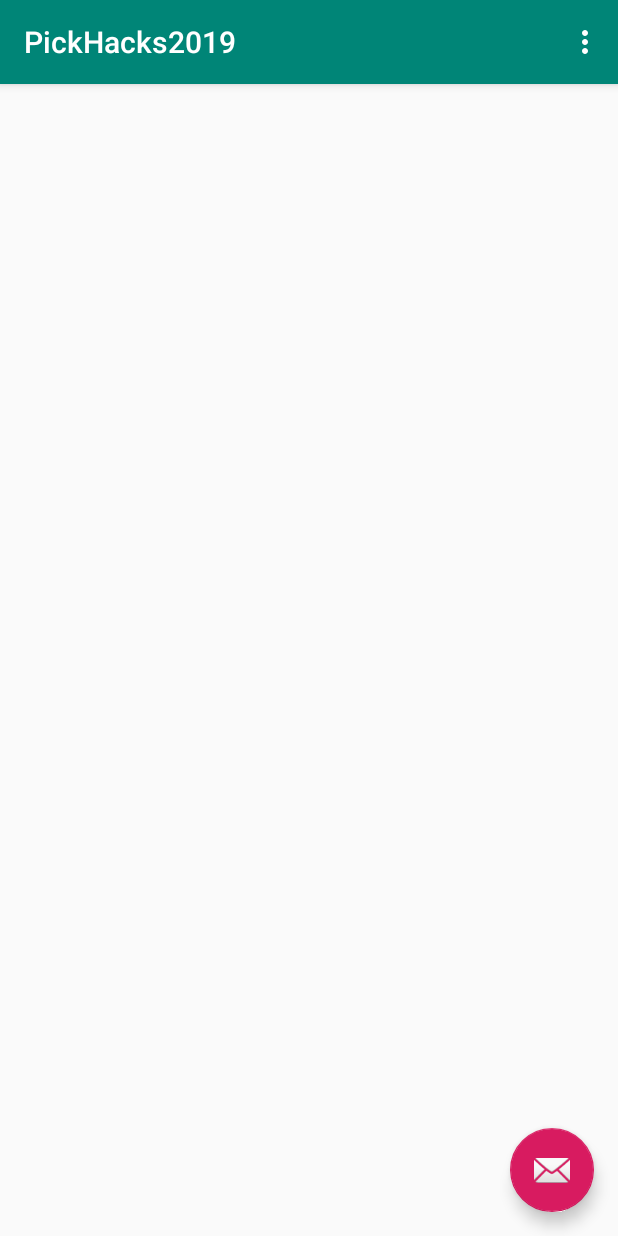
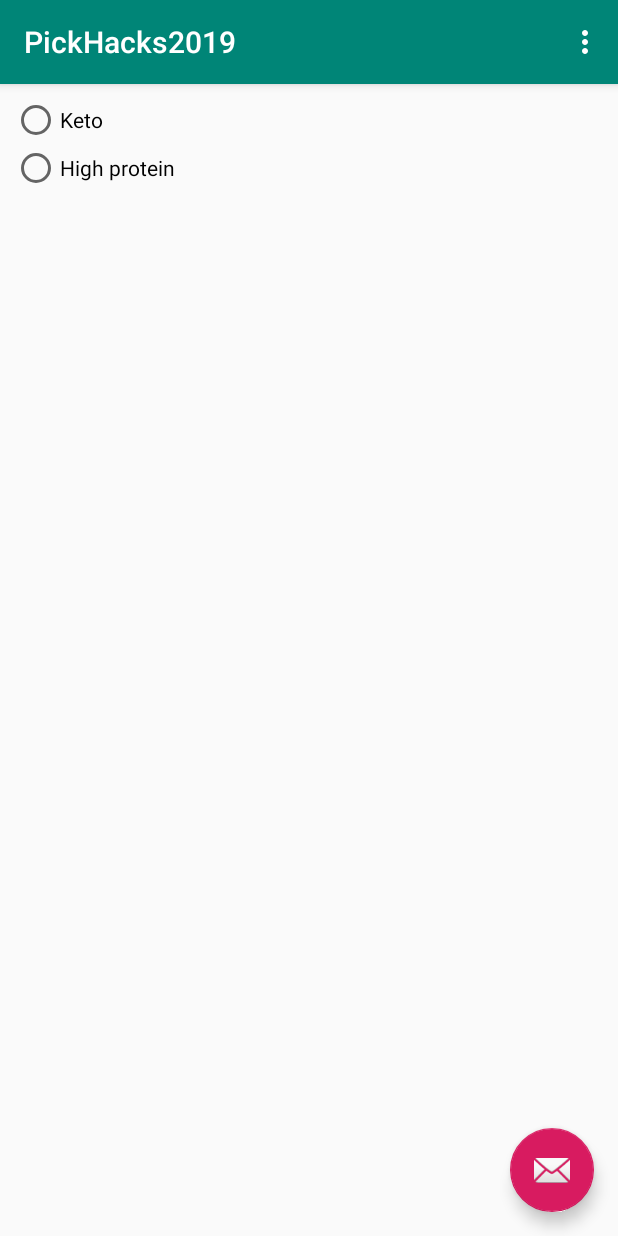
Before and after one commit to JenniferColeman/pickhacks2019, an Android app: the screen it shows after launch (MainActivity), on a phone screen of 412 x 824 dp. Run offline under Robolectric (Android 15) with nearby library versions, the phone set to English and light mode, and no system bars.

Commit message:
We can carry data across activities!

```diff
--- a/app/src/main/java/com/pickhacks/pickhacks2019/MainActivity.java
+++ b/app/src/main/java/com/pickhacks/pickhacks2019/MainActivity.java
@@ -1,7 +1,9 @@
 package com.pickhacks.pickhacks2019;
 
 import android.content.Intent;
+import android.content.SharedPreferences;
 import android.os.Bundle;
+import android.preference.PreferenceManager;
 import android.support.design.widget.FloatingActionButton;
 import android.support.design.widget.Snackbar;
 import android.support.v7.app.AppCompatActivity;
@@ -9,8 +11,13 @@ import android.support.v7.widget.Toolbar;
 import android.view.View;
 import android.view.Menu;
 import android.view.MenuItem;
+import android.widget.RadioButton;
+import android.widget.RadioGroup;
 
 public class MainActivity extends AppCompatActivity {
+
+    private RadioGroup mRadios;
+    private SharedPreferences mSharedPrefs;
 
     @Override
     protected void onCreate(Bundle savedInstanceState) {
@@ -22,16 +29,37 @@ public class MainActivity extends AppCompatActivity {
         Toolbar toolbar = findViewById(R.id.toolbar);
         setSupportActionBar(toolbar);
 
+        mRadios = findViewById(R.id.dietRadioGroup);
+        mSharedPrefs = PreferenceManager.getDefaultSharedPreferences(this);
+
+
         FloatingActionButton fab = findViewById(R.id.fab);
         fab.setOnClickListener(new View.OnClickListener() {
+
             @Override
             public void onClick(View view) {
+                System.out.println("CURRENT: " + mRadios.getCheckedRadioButtonId());
+                if (mRadios.getCheckedRadioButtonId() == -1)
+                {
+                    Snackbar.make(view, "You must select a diet type!", Snackbar.LENGTH_LONG).show();
+                }
+                else
+                {
+                    RadioButton rb = findViewById(mRadios.getCheckedRadioButtonId());
+                    String currentDietName = rb.getText().toString();
 
-                Snackbar.make(view, "Opening search results...", Snackbar.LENGTH_LONG);
+                    // Create object of SharedPreferences.
+                    //now get Editor
+                    SharedPreferences.Editor editor = mSharedPrefs.edit();
+                    //put your value
+                    editor.putString("currentDiet", currentDietName);
+                    //commits your edits
+                    editor.commit();
 
-                //Start SearchActivity.class
-                Intent openSearch = new Intent(MainActivity.this, SearchActivity.class);
-                startActivity(openSearch);
+                    //Start SearchActivity.class
+                    Intent openSearch = new Intent(MainActivity.this, SearchActivity.class);
+                    startActivity(openSearch);
+                }
             }
         });
     }
--- /dev/null
+++ b/app/src/main/java/com/pickhacks/pickhacks2019/PlantSearchByDiet.java
@@ -0,0 +1,5 @@
+package com.pickhacks.pickhacks2019;
+
+public class PlantSearchByDiet {
+
+}
--- a/app/src/main/res/layout/content_main.xml
+++ b/app/src/main/res/layout/content_main.xml
@@ -17,4 +17,30 @@
         app:layout_constraintLeft_toLeftOf="parent"
         app:layout_constraintRight_toRightOf="parent" />
 
+    <RadioGroup
+        android:id="@+id/dietRadioGroup"
+        android:layout_width="wrap_content"
+        android:layout_height="wrap_content"
+        android:layout_marginStart="8dp"
+        android:layout_marginLeft="8dp"
+        android:layout_marginTop="8dp"
+        app:layout_constraintStart_toStartOf="parent"
+        app:layout_constraintTop_toTopOf="parent">
+
+        <RadioButton
+            android:id="@+id/radioButton"
+            android:layout_width="wrap_content"
+            android:layout_height="wrap_content"
+            android:layout_weight="1"
+            android:text="Keto" />
+
+        <RadioButton
+            android:id="@+id/radioButton2"
+            android:layout_width="wrap_content"
+            android:layout_height="wrap_content"
+            android:layout_weight="1"
+            android:text="High protein" />
+
+    </RadioGroup>
+
 </android.support.constraint.ConstraintLayout>
```
Also changed, not shown: app/src/main/java/com/pickhacks/pickhacks2019/SearchActivity.java (+17 -0 lines), app/src/main/res/layout/activity_search.xml (+10 -10 lines).
